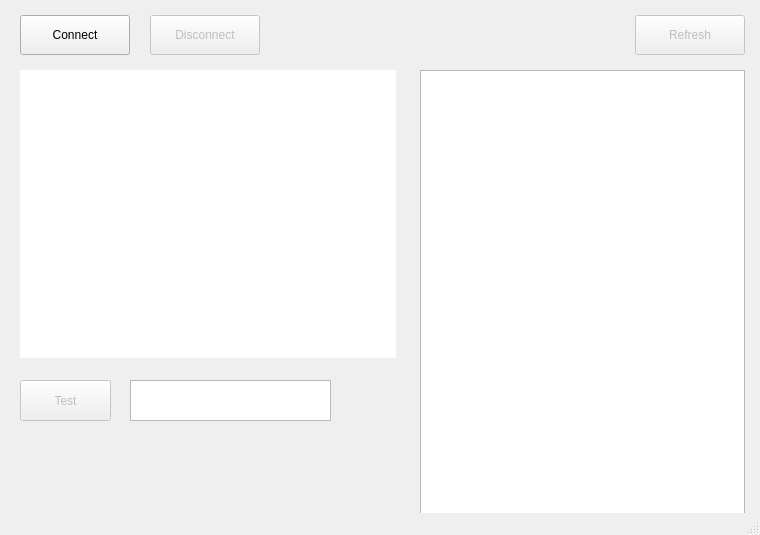
Volkarl/P5-Lego, file BusRemoteTool/mainwindow.ui: the form before one commit.
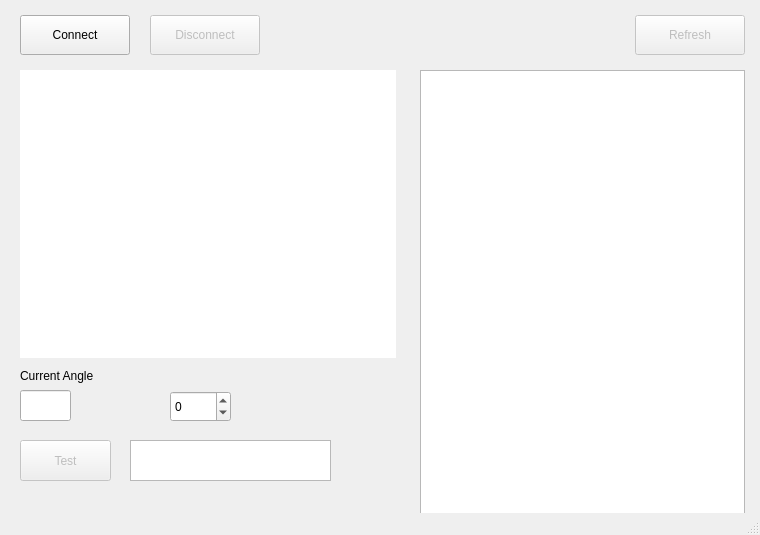
The form after the commit. Icons and pictures are not drawn. Custom widgets are drawn as their Qt base class.

What changed in the file:
```diff
--- a/BusRemoteTool/mainwindow.ui
+++ b/BusRemoteTool/mainwindow.ui
@@ -67,7 +67,7 @@
     <property name="geometry">
      <rect>
       <x>130</x>
-      <y>380</y>
+      <y>440</y>
       <width>201</width>
       <height>41</height>
      </rect>
@@ -80,7 +80,7 @@
     <property name="geometry">
      <rect>
       <x>20</x>
-      <y>380</y>
+      <y>440</y>
       <width>91</width>
       <height>41</height>
      </rect>
@@ -118,6 +118,59 @@
      <string>Disconnect</string>
     </property>
    </widget>
+   <widget class="QLineEdit" name="currentAngleBox">
+    <property name="geometry">
+     <rect>
+      <x>20</x>
+      <y>390</y>
+      <width>51</width>
+      <height>31</height>
+     </rect>
+    </property>
+    <property name="font">
+     <font>
+      <pointsize>8</pointsize>
+     </font>
+    </property>
+    <property name="alignment">
+     <set>Qt::AlignCenter</set>
+    </property>
+    <property name="readOnly">
+     <bool>true</bool>
+    </property>
+    <property name="placeholderText">
+     <string/>
+    </property>
+   </widget>
+   <widget class="QLabel" name="label">
+    <property name="geometry">
+     <rect>
+      <x>20</x>
+      <y>365</y>
+      <width>101</width>
+      <height>21</height>
+     </rect>
+    </property>
+    <property name="text">
+     <string>Current Angle</string>
+    </property>
+   </widget>
+   <widget class="QSpinBox" name="angleBox">
+    <property name="geometry">
+     <rect>
+      <x>170</x>
+      <y>391</y>
+      <width>61</width>
+      <height>31</height>
+     </rect>
+    </property>
+    <property name="minimum">
+     <number>-45</number>
+    </property>
+    <property name="maximum">
+     <number>45</number>
+    </property>
+   </widget>
   </widget>
   <widget class="QStatusBar" name="statusBar"/>
  </widget>
```
